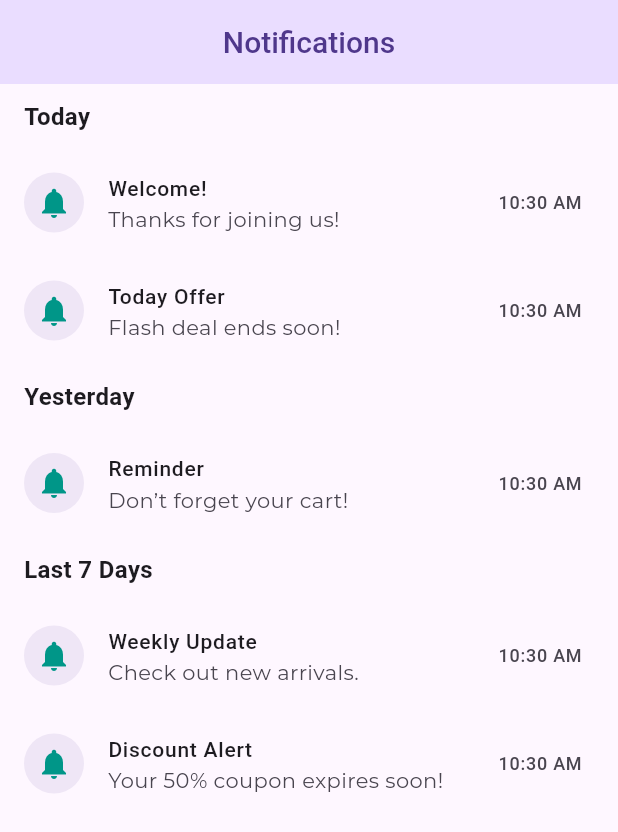
After one commit to GayathriAravind1986/sentinixEcommerce, a Flutter app: the NotificationScreen screen opened directly, on a phone screen of 412 x 824 dp. The commit adds this screen. Shown: the top 832 px of the screen. Run offline on Flutter 3.47's test engine with Material 3 defaults, Android fonts, the phone set to English and light mode, and no system bars; drawn by our look-alikes of overlay_support; our stand-ins replace dio, flutter_bloc, intl_phone_field, shared_preferences, slide_to_act; accounts and stored records are empty; Roboto replaces fonts that are missing (Montserrat); project files that could hold a hidden picture were left out.

Commit message:
Notifications_screen

```diff
--- a/lib/Reusable/text_styles.dart
+++ b/lib/Reusable/text_styles.dart
@@ -1,3 +1,4 @@
+
 import 'package:flutter/material.dart';
 import 'package:sentinix_ecommerce/Reusable/color.dart';
 
--- /dev/null
+++ b/lib/UI/Notifications/notification_screen/app_theme.dart
@@ -0,0 +1,55 @@
+// app_theme.dart
+
+import 'package:flutter/material.dart';
+
+@immutable
+class NotificationColors extends ThemeExtension<NotificationColors> {
+  final Color badge;
+  final Color unreadDot;
+
+  const NotificationColors({required this.badge, required this.unreadDot});
+
+  @override
+  NotificationColors copyWith({Color? badge, Color? unreadDot}) => NotificationColors(
+    badge: badge ?? this.badge,
+    unreadDot: unreadDot ?? this.unreadDot,
+  );
+
+  @override
+  NotificationColors lerp(ThemeExtension<NotificationColors>? other, double t) {
+    if (other is! NotificationColors) return this;
+    return NotificationColors(
+      badge: Color.lerp(badge, other.badge, t)!,
+      unreadDot: Color.lerp(unreadDot, other.unreadDot, t)!,
+    );
+  }
+}
+
+class AppTheme {
+  static const primaryColor = Color(0xFF1DE9B6);
+  static const secondaryColor = Color(0xFF006064);
+
+  static final lightTheme = ThemeData(
+    useMaterial3: true,
+    colorScheme: ColorScheme.fromSeed(
+      seedColor: primaryColor,
+      secondary: secondaryColor,
+      brightness: Brightness.light,
+    ),
+    extensions: <ThemeExtension<dynamic>>[
+      const NotificationColors(badge: Color(0xFFE53935), unreadDot: Color(0xFF1E88E5)),
+    ],
+  );
+
+  static final darkTheme = ThemeData(
+    useMaterial3: true,
+    colorScheme: ColorScheme.fromSeed(
+      seedColor: primaryColor,
+      secondary: secondaryColor,
+      brightness: Brightness.dark,
+    ),
+    extensions: <ThemeExtension<dynamic>>[
+      const NotificationColors(badge: Color(0xFFEF9A9A), unreadDot: Color(0xFF90CAF9)),
+    ],
+  );
+}
--- /dev/null
+++ b/lib/UI/Notifications/notification_screen/n_m.dart
@@ -0,0 +1,17 @@
+import 'package:flutter/material.dart';
+import 'app_theme.dart';
+import 'notification_screen.dart';
+
+void main() => runApp(const MyApp());
+
+class MyApp extends StatelessWidget {
+  const MyApp({super.key});
+  @override
+  Widget build(BuildContext context) {
+    return MaterialApp(
+      debugShowCheckedModeBanner: false,
+      theme: AppTheme.lightTheme,
+      home: const NotificationScreen(),
+    );
+  }
+}
--- /dev/null
+++ b/lib/UI/Notifications/notification_screen/notification_model.dart
@@ -0,0 +1,11 @@
+class NotificationItem {
+  final String title;
+  final String message;
+  final DateTime timestamp;
+
+  NotificationItem({
+    required this.title,
+    required this.message,
+    required this.timestamp,
+  });
+}
--- /dev/null
+++ b/lib/UI/Notifications/notification_screen/notification_screen.dart
@@ -0,0 +1,230 @@
+import 'package:flutter/material.dart';
+import 'package:intl/intl.dart';
+import 'notification_model.dart';
+import 'package:sentinix_ecommerce/Reusable/color.dart';
+import 'package:sentinix_ecommerce/Reusable/text_styles.dart';
+
+class NotificationScreen extends StatefulWidget {
+  const NotificationScreen({super.key});
+
+  @override
+  State<NotificationScreen> createState() => _NotificationScreenState();
+}
+
+class _NotificationScreenState extends State<NotificationScreen> {
+  List<NotificationItem> notifications = [
+    NotificationItem(
+      title: 'Welcome!',
+      message: 'Thanks for joining us!',
+      timestamp: DateTime.now(),
+    ),
+    NotificationItem(
+      title: 'Today Offer',
+      message: 'Flash deal ends soon!',
+      timestamp: DateTime.now(),
+    ),
+    NotificationItem(
+      title: 'Reminder',
+      message: 'Don’t forget your cart!',
+      timestamp: DateTime.now().subtract(const Duration(days: 1)),
+    ),
+    NotificationItem(
+      title: 'Weekly Update',
+      message: 'Check out new arrivals.',
+      timestamp: DateTime.now().subtract(const Duration(days: 3)),
+    ),
+    NotificationItem(
+      title: 'Discount Alert',
+      message: 'Your 50% coupon expires soon!',
+      timestamp: DateTime.now().subtract(const Duration(days: 6)),
+    ),
+  ];
+
+  Future<void> _refreshNotifications() async {
+    await Future.delayed(const Duration(seconds: 1));
+    setState(() {
+      notifications.insert(
+        0,
+        NotificationItem(
+          title: 'New Alert!',
+          message: 'Buy 1 Get 1 offer live now.',
+          timestamp: DateTime.now(),
+        ),
+      );
+    });
+  }
+
+  void _handleDelete(NotificationItem item) {
+    setState(() {
+      notifications.remove(item);
+    });
+    ScaffoldMessenger.of(context).showSnackBar(
+      SnackBar(content: Text("Deleted: ${item.title}")),
+    );
+  }
+
+  void _handleDeleteAll() {
+    if (notifications.isEmpty) return;
+
+    showDialog(
+      context: context,
+      builder: (_) => AlertDialog(
+        title: const Text("Delete All Notifications?"),
+        content: const Text("Are you sure you want to delete all notifications?"),
+        actions: [
+          TextButton(
+            onPressed: () => Navigator.pop(context),
+            child: const Text("Cancel"),
+          ),
+          TextButton(
+            onPressed: () {
+              setState(() {
+                notifications.clear();
+              });
+              Navigator.pop(context);
+              ScaffoldMessenger.of(context).showSnackBar(
+                const SnackBar(content: Text("All notifications deleted")),
+              );
+            },
+            child: const Text("Delete All"),
+          ),
+        ],
+      ),
+    );
+  }
+
+  Map<String, List<NotificationItem>> _groupNotifications(List<NotificationItem> items) {
+    final now = DateTime.now();
+    final today = DateTime(now.year, now.month, now.day);
+    final yesterday = today.subtract(const Duration(days: 1));
+    final sevenDaysAgo = today.subtract(const Duration(days: 7));
+
+    Map<String, List<NotificationItem>> grouped = {
+      'Today': [],
+      'Yesterday': [],
+      'Last 7 Days': [],
+    };
+
+    for (var item in items) {
+      final itemDate = DateTime(item.timestamp.year, item.timestamp.month, item.timestamp.day);
+      if (itemDate == today) {
+        grouped['Today']!.add(item);
+      } else if (itemDate == yesterday) {
+        grouped['Yesterday']!.add(item);
+      } else if (itemDate.isAfter(sevenDaysAgo)) {
+        grouped['Last 7 Days']!.add(item);
+      }
+    }
+
+    return grouped;
+  }
+
+  @override
+  Widget build(BuildContext context) {
+    final theme = Theme.of(context);
+    final groupedItems = _groupNotifications(notifications);
+
+    return Scaffold(
+      appBar: AppBar(
+        automaticallyImplyLeading: false,
+        backgroundColor: theme.colorScheme.primaryContainer,
+        centerTitle: true,
+        title: Text(
+          'Notifications',
+          style: MyTextStyle.f20(theme.colorScheme.onPrimaryContainer),
+        ),
+      ),
+      body: RefreshIndicator(
+        onRefresh: _refreshNotifications,
+        child: notifications.isEmpty
+            ? const Center(
+          child: Text(
+            "No notifications",
+            style: TextStyle(fontSize: 18, fontWeight: FontWeight.w500),
+          ),
+        )
+            : ListView(
+          children: groupedItems.entries.expand<Widget>((entry) {
+            final title = entry.key;
+            final items = entry.value;
+            if (items.isEmpty) return [];
+
+            return [
+              Padding(
+                padding: const EdgeInsets.symmetric(vertical: 10, horizontal: 16),
+                child: Text(
+                  title,
+                  style: TextStyle(
+                    fontSize: 16,
+                    fontWeight: FontWeight.bold,
+                    fontFamily: 'Montserrat',
+                    color: theme.colorScheme.onSurface,
+                  ),
+                ),
+              ),
+              ...items.map(
+                    (item) => Dismissible(
+                  key: ValueKey(item.timestamp.toIso8601String()),
+                  confirmDismiss: (_) async {
+                    return await showModalBottomSheet<bool>(
+                      context: context,
+                      builder: (_) => Column(
+                        mainAxisSize: MainAxisSize.min,
+                        children: [
+                          ListTile(
+                            leading: const Icon(Icons.delete),
+                            title: const Text("Delete this notification"),
+                            onTap: () {
+                              Navigator.pop(context, true);
+                            },
+                          ),
+                          ListTile(
+                            leading: const Icon(Icons.delete_forever),
+                            title: const Text("Delete all notifications"),
+                            onTap: () {
+                              Navigator.pop(context, false);
+                              _handleDeleteAll();
+                            },
+                          ),
+                        ],
+                      ),
+                    );
+                  },
+                  background: Container(
+                    color: Colors.red,
+                    alignment: Alignment.centerRight,
+                    padding: const EdgeInsets.symmetric(horizontal: 20),
+                    child: const Row(
+                      mainAxisAlignment: MainAxisAlignment.end,
+                      children: [
+                        Icon(Icons.delete, color: Colors.white),
+                        SizedBox(width: 10),
+                        Icon(Icons.delete_forever, color: Colors.white),
+                      ],
+                    ),
+                  ),
+                  onDismissed: (_) => _handleDelete(item),
+                  child: ListTile(
+                    leading: CircleAvatar(
+                      backgroundColor: theme.colorScheme.primary.withOpacity(0.1),
+                      child: const Icon(Icons.notifications, color: Colors.teal),
+                    ),
+                    title: Text(
+                      item.title,
+                      style: MyTextStyle.f14(theme.colorScheme.onSurface),
+                    ),
+                    subtitle: Text(item.message),
+                    trailing: Text(
+                      DateFormat('hh:mm a').format(item.timestamp),
+                      style: MyTextStyle.f12(theme.colorScheme.onSurfaceVariant),
+                    ),
+                  ),
+                ),
+              ),
+            ];
+          }).toList(),
+        ),
+      ),
+    );
+  }
+}
--- a/pubspec.yaml
+++ b/pubspec.yaml
@@ -77,6 +77,7 @@ flutter:
   assets:
     - assets/image/
 
+
   # An image asset can refer to one or more resolution-specific "variants", see
   # https://flutter.dev/to/resolution-aware-images
 
```
Also changed, not shown: lib/UI/Notifications/notification_screen/notification_list.dart (added, +93 -0 lines), lib/UI/Notifications/notification_screen/notification_tile.dart (added, +95 -0 lines), pubspec.lock.
